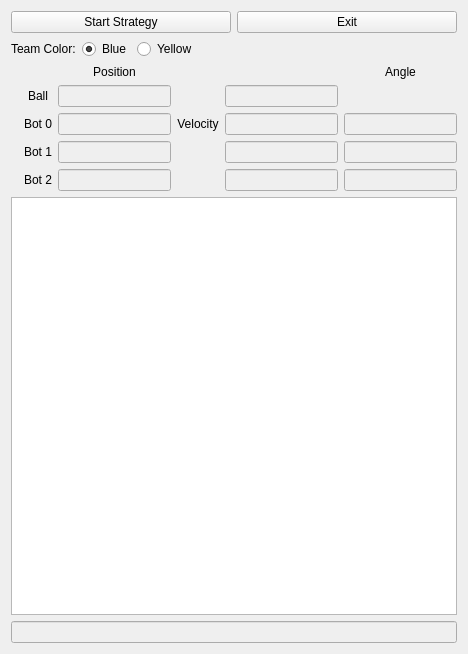
Old version of the form ConsoleDebugger/mainwindow.ui in the repository akshaysngupta/codeosoccer.
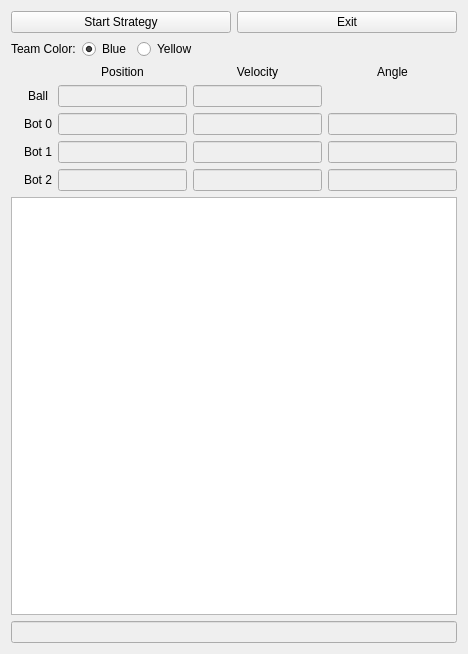
New version of the form.

What changed in the file:
```diff
--- a/ConsoleDebugger/mainwindow.ui
+++ b/ConsoleDebugger/mainwindow.ui
@@ -267,7 +267,7 @@
         </property>
        </widget>
       </item>
-      <item row="2" column="3">
+      <item row="0" column="4">
        <widget class="QLabel" name="label_7">
         <property name="text">
          <string>Velocity</string>
```
